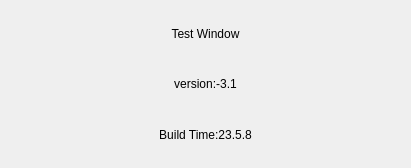
Above: about.ui from kechuan/HTTP-QT before the change. Below: the same form after it.
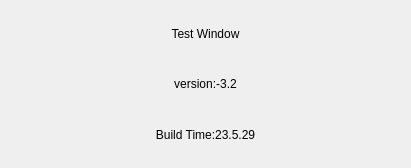
That is the form after the change.

Patch:
```diff
--- a/about.ui
+++ b/about.ui
@@ -36,7 +36,7 @@
      <item>
       <widget class="QLabel" name="AboutVersion">
        <property name="text">
-        <string>version:-3.1</string>
+        <string>version:-3.2</string>
        </property>
        <property name="alignment">
         <set>Qt::AlignCenter</set>
@@ -50,7 +50,7 @@
      <item>
       <widget class="QLabel" name="AboutTime">
        <property name="text">
-        <string>Build Time:23.5.8</string>
+        <string>Build Time:23.5.29</string>
        </property>
        <property name="alignment">
         <set>Qt::AlignCenter</set>
```
